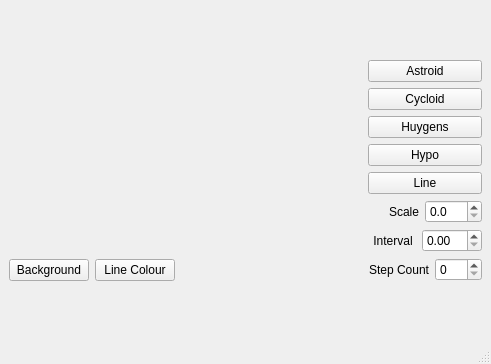
Before: the Qt Designer form mainwindow.ui in KevinDyke/QtCurvesCpp, drawn with Qt 5.
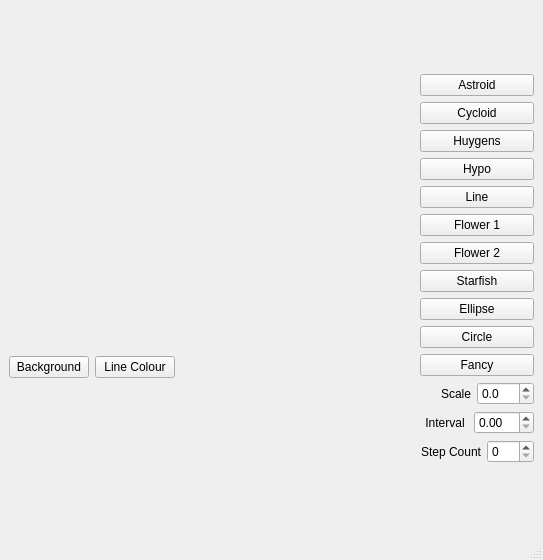
After: the same form once the commit is applied. Custom widgets are drawn as their Qt base class.

Commit message: Added circle option; updated user interface

Diff of the .ui file:
```diff
--- a/mainwindow.ui
+++ b/mainwindow.ui
@@ -6,8 +6,8 @@
    <rect>
     <x>0</x>
     <y>0</y>
-    <width>491</width>
-    <height>364</height>
+    <width>543</width>
+    <height>560</height>
    </rect>
   </property>
   <property name="windowTitle">
@@ -16,7 +16,7 @@
   <widget class="QWidget" name="centralwidget">
    <layout class="QGridLayout" name="gridLayout">
     <item row="0" column="0">
-     <layout class="QVBoxLayout" name="verticalLayout_2">
+     <layout class="QVBoxLayout" name="verticalLayout_3">
       <item>
        <widget class="RenderArea" name="renderArea" native="true"/>
       </item>
@@ -36,6 +36,9 @@
           </property>
          </widget>
         </item>
+        <item>
+         <layout class="QVBoxLayout" name="verticalLayout_2"/>
+        </item>
         <item>
          <spacer name="horizontalSpacer">
           <property name="orientation">
@@ -90,6 +93,48 @@
         </property>
        </widget>
       </item>
+      <item>
+       <widget class="QPushButton" name="pushButton">
+        <property name="text">
+         <string>Flower 1</string>
+        </property>
+       </widget>
+      </item>
+      <item>
+       <widget class="QPushButton" name="pushButton_2">
+        <property name="text">
+         <string>Flower 2</string>
+        </property>
+       </widget>
+      </item>
+      <item>
+       <widget class="QPushButton" name="pushButton_3">
+        <property name="text">
+         <string>Starfish</string>
+        </property>
+       </widget>
+      </item>
+      <item>
+       <widget class="QPushButton" name="pushButton_4">
+        <property name="text">
+         <string>Ellipse</string>
+        </property>
+       </widget>
+      </item>
+      <item>
+       <widget class="QPushButton" name="btnCircle">
+        <property name="text">
+         <string>Circle</string>
+        </property>
+       </widget>
+      </item>
+      <item>
+       <widget class="QPushButton" name="pushButton_6">
+        <property name="text">
+         <string>Fancy</string>
+        </property>
+       </widget>
+      </item>
       <item>
        <layout class="QHBoxLayout" name="horizontalLayout">
         <item>
@@ -113,6 +158,9 @@
           <property name="decimals">
            <number>1</number>
           </property>
+          <property name="maximum">
+           <double>150.000000000000000</double>
+          </property>
           <property name="singleStep">
            <double>0.100000000000000</double>
           </property>
```
The commit also changes 4 other files.
